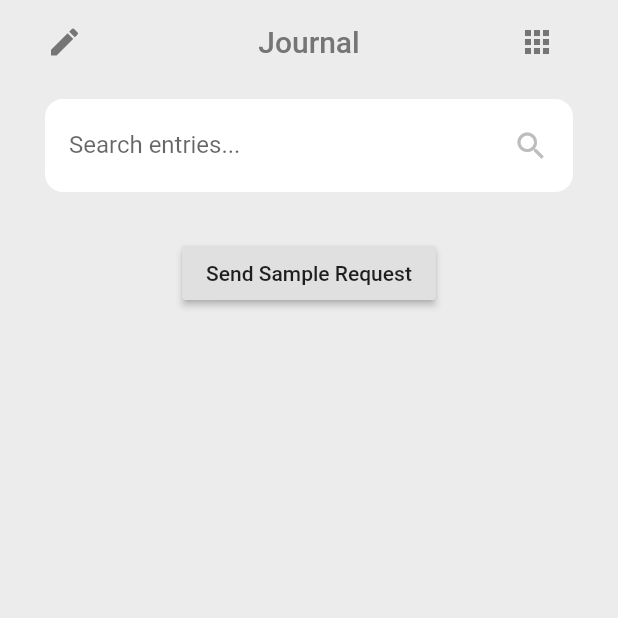
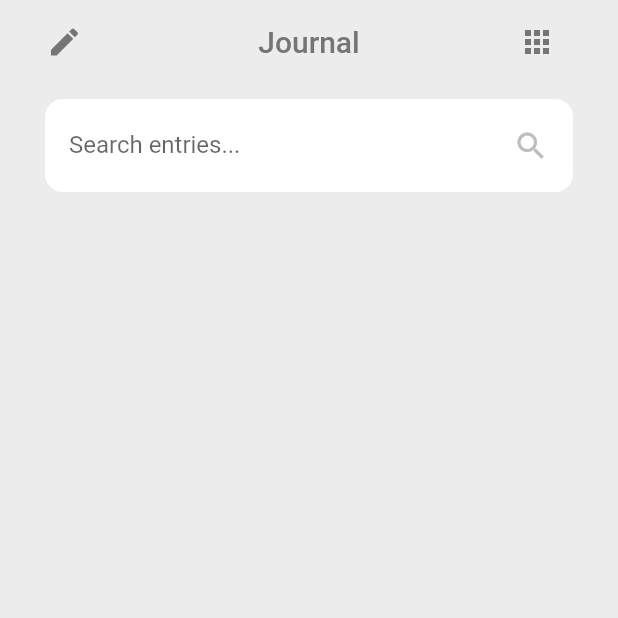
Before and after one commit to rprater/SmartJournal, a Flutter app: the screen it shows after launch, on a phone screen of 412 x 824 dp, the top half of it. Run offline on Flutter 3.47's test engine with Material 2 defaults, Android fonts, the phone set to English and light mode, and no system bars; our stand-ins replace sqflite; missing offline and left inert: demoji; accounts and stored records are empty.

Commit message:
Clenaed up a few lines

```diff
--- a/flutter_app/lib/screens/journal.dart
+++ b/flutter_app/lib/screens/journal.dart
@@ -3,8 +3,6 @@ import 'package:flutter/rendering.dart';
 import 'package:flutter_app/constants.dart';
 import 'package:flutter_app/models/entry_model.dart';
 import 'package:flutter_app/screens/entry.dart';
-
-import 'package:flutter_app/utilities/sendRequests.dart';
 import 'package:flutter_app/utilities/time_date.dart';
 
 class Journal extends StatefulWidget {
@@ -141,12 +139,6 @@ class _JournalState extends State<Journal> {
                     }
                     ),
 
-                    RaisedButton(
-                      child: Text("Send Sample Request"),
-                      onPressed: () async {
-
-                      },
-                    )
                   ]
                 )
               ],
```
